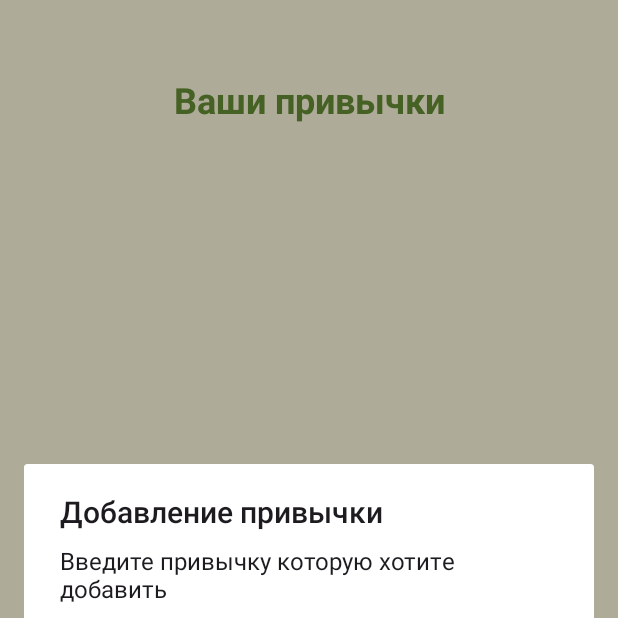
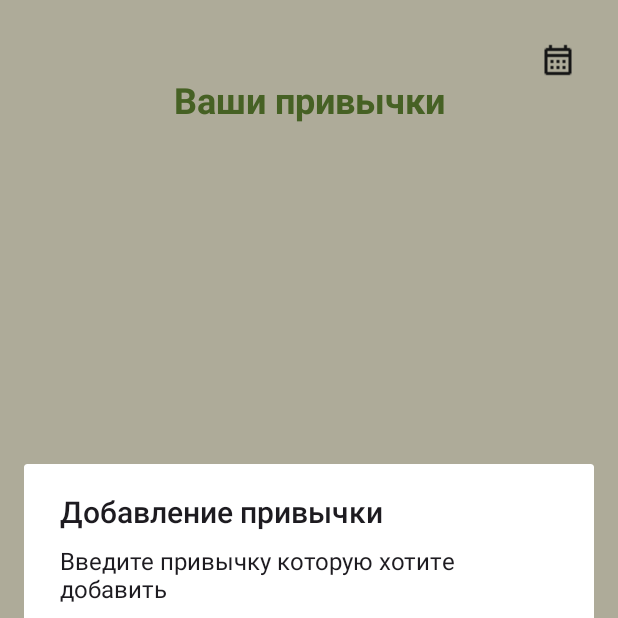
Before and after one commit to veronika-lalala/Habit_app, an Android app: the HabitListActivity screen opened directly, with no data from a screen before it, after a tap on "Добавить новую привычку", on a phone screen of 412 x 824 dp, the top half of it. Run offline under Robolectric (Android 15) with nearby library versions, the phone set to English and light mode, and no system bars; our stand-ins replace Room's generated code.

Commit message:
добавлена базовая активность календаря(оч плохо выглядит пока что)

```diff
--- a/app/build.gradle.kts
+++ b/app/build.gradle.kts
@@ -42,4 +42,5 @@ dependencies {
     testImplementation(libs.junit)
     androidTestImplementation(libs.ext.junit)
     androidTestImplementation(libs.espresso.core)
+    implementation("com.github.prolificinteractive:material-calendarview:2.0.1")
 }
--- a/app/src/main/AndroidManifest.xml
+++ b/app/src/main/AndroidManifest.xml
@@ -29,6 +29,7 @@
         <activity
             android:name=".RegistrationActivity"
             android:exported="false" />
+        <activity android:name=".CalendarActivity" />
 
     </application>
 
--- a/app/src/main/java/com/example/myappp/HabitListActivity.java
+++ b/app/src/main/java/com/example/myappp/HabitListActivity.java
@@ -1,10 +1,12 @@
 package com.example.myappp;
 
 import android.content.DialogInterface;
+import android.content.Intent;
 import android.os.Bundle;
 import android.view.LayoutInflater;
 import android.view.View;
 import android.widget.EditText;
+import android.widget.ImageButton;
 import android.widget.LinearLayout;
 import android.widget.TextView;
 
@@ -36,6 +38,13 @@ public class HabitListActivity extends AppCompatActivity {
         habitDao = habitDatabase.habitDao();
 
         habitListContainer = findViewById(R.id.habit_list_container);
+
+        ImageButton calendarButton = findViewById(R.id.calendar_button);
+
+        calendarButton.setOnClickListener(v -> {
+            Intent intent = new Intent(HabitListActivity.this, CalendarActivity.class);
+            startActivity(intent);
+        });
 
         ViewCompat.setOnApplyWindowInsetsListener(findViewById(R.id.main), (v, insets) -> {
             Insets systemBars = insets.getInsets(WindowInsetsCompat.Type.systemBars());
--- a/app/src/main/res/layout/activity_habit_list.xml
+++ b/app/src/main/res/layout/activity_habit_list.xml
@@ -38,16 +38,30 @@
         app:layout_constraintStart_toStartOf="parent"
         app:layout_constraintTop_toTopOf="parent" />
 
+    <ImageButton
+        android:id="@+id/calendar_button"
+        android:layout_width="48dp"
+        android:layout_height="48dp"
+        android:layout_marginTop="16dp"
+        android:layout_marginEnd="16dp"
+        android:background="?attr/selectableItemBackgroundBorderless"
+        android:contentDescription="TODO"
+        android:padding="8dp"
+        android:scaleType="centerInside"
+        android:src="@drawable/calendar"
+        app:layout_constraintEnd_toEndOf="parent"
+        app:layout_constraintTop_toTopOf="parent" />
+
     <LinearLayout
         android:id="@+id/habit_list_container"
         android:layout_width="0dp"
         android:layout_height="0dp"
         android:orientation="vertical"
         android:padding="16dp"
-        app:layout_constraintTop_toBottomOf="@id/textView"
         app:layout_constraintBottom_toTopOf="@id/plus_button"
+        app:layout_constraintEnd_toEndOf="parent"
         app:layout_constraintStart_toStartOf="parent"
-        app:layout_constraintEnd_toEndOf="parent">
-    </LinearLayout>
+        app:layout_constraintTop_toBottomOf="@id/textView" />
+
 
 </androidx.constraintlayout.widget.ConstraintLayout>
--- a/gradle.properties
+++ b/gradle.properties
@@ -19,3 +19,4 @@ android.useAndroidX=true
 # resources declared in the library itself and none from the library's dependencies,
 # thereby reducing the size of the R class for that library
 android.nonTransitiveRClass=true
+android.enableJetifier=true
--- a/settings.gradle.kts
+++ b/settings.gradle.kts
@@ -16,6 +16,7 @@ dependencyResolutionManagement {
     repositories {
         google()
         mavenCentral()
+        maven { url = uri("https://jitpack.io") }
     }
 }
 
```
Also changed, not shown: app/src/main/java/com/example/myappp/CalendarActivity.java (added, +26 -0 lines), app/src/main/res/layout/activity_calendar.xml (added, +20 -0 lines), app/src/main/res/drawable/calendar.png (added).
